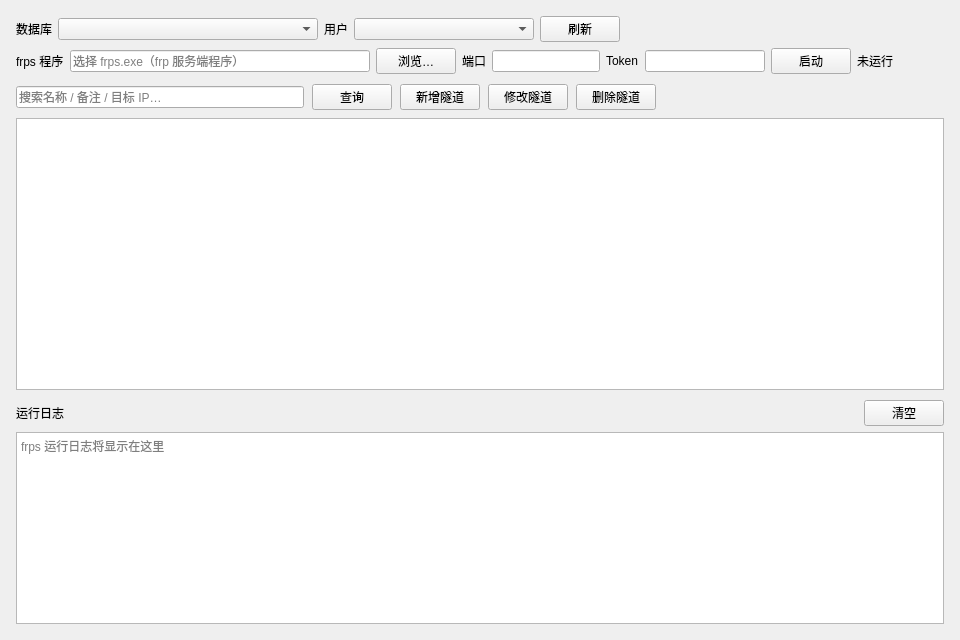
CCA8798/SimpleFrpPanel, file src/ServerTunnelPage.ui: the form before one commit.
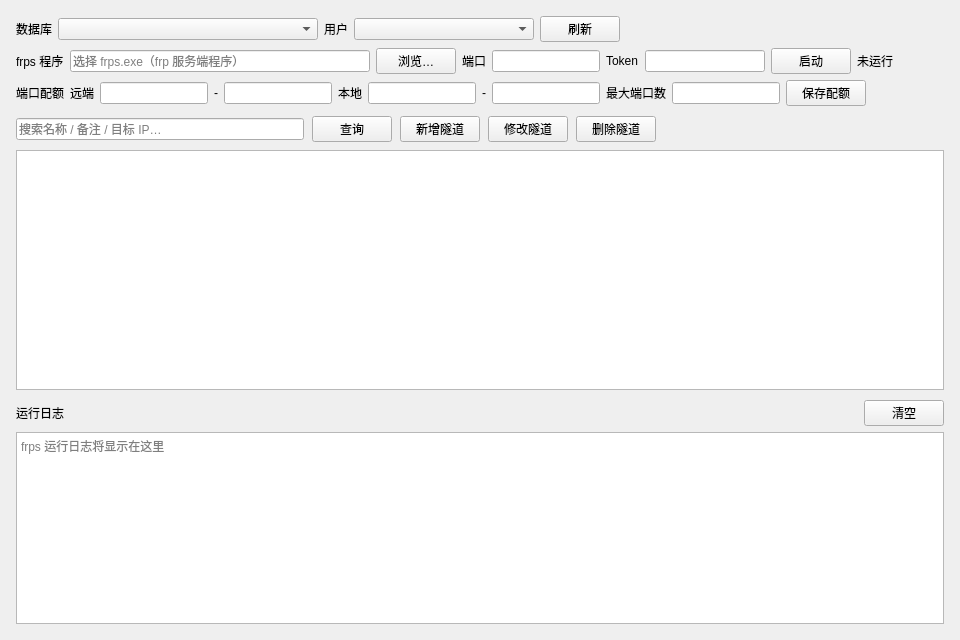
The form after the commit. Custom widgets are drawn as their Qt base class.

Commit message:
端口配额模型：服务端界定范围与上限，客户端在范围内自选端口
- users 表新增 5 个配额字段：远端端口范围/本地端口范围/最大端口数（默认 10000-60000/1024-65535/10），旧库自动 ALTER 迁移
- 隧道新增/修改在数据库层统一强制配额：端口越界拒绝、tcp/udp 数量超上限拒绝（禁用隧道不占用、http/https 不计入）
- 服务端隧道页新增端口配额行：按所选用户查看/编辑并保存，保存后自动重生成 frps 配置
- frps allowPorts 白名单改为按用户远端端口范围生成（start-end 范围条目）
- 17 项配额自测全部通过（默认值/越界/上限/禁用释放/http 不计入/范围白名单）

What changed in the file:
```diff
--- a/src/ServerTunnelPage.ui
+++ b/src/ServerTunnelPage.ui
@@ -203,6 +203,122 @@
         </item>
        </layout>
       </item>
+      <item>
+       <layout class="QHBoxLayout" name="quotaRow">
+        <item>
+         <widget class="QLabel" name="quotaLabel">
+          <property name="text">
+           <string>端口配额</string>
+          </property>
+         </widget>
+        </item>
+        <item>
+         <widget class="QLabel" name="remoteRangeLabel">
+          <property name="text">
+           <string>远端</string>
+          </property>
+         </widget>
+        </item>
+        <item>
+         <widget class="ElaLineEdit" name="remoteMinEdit">
+          <property name="minimumSize">
+           <size>
+            <width>60</width>
+            <height>0</height>
+           </size>
+          </property>
+         </widget>
+        </item>
+        <item>
+         <widget class="QLabel" name="remoteSepLabel">
+          <property name="text">
+           <string>-</string>
+          </property>
+         </widget>
+        </item>
+        <item>
+         <widget class="ElaLineEdit" name="remoteMaxEdit">
+          <property name="minimumSize">
+           <size>
+            <width>60</width>
+            <height>0</height>
+           </size>
+          </property>
+         </widget>
+        </item>
+        <item>
+         <widget class="QLabel" name="localRangeLabel">
+          <property name="text">
+           <string>本地</string>
+          </property>
+         </widget>
+        </item>
+        <item>
+         <widget class="ElaLineEdit" name="localMinEdit">
+          <property name="minimumSize">
+           <size>
+            <width>60</width>
+            <height>0</height>
+           </size>
+          </property>
+         </widget>
+        </item>
+        <item>
+         <widget class="QLabel" name="localSepLabel">
+          <property name="text">
+           <string>-</string>
+          </property>
+         </widget>
+        </item>
+        <item>
+         <widget class="ElaLineEdit" name="localMaxEdit">
+          <property name="minimumSize">
+           <size>
+            <width>60</width>
+            <height>0</height>
+           </size>
+          </property>
+         </widget>
+        </item>
+        <item>
+         <widget class="QLabel" name="maxCountLabel">
+          <property name="text">
+           <string>最大端口数</string>
+          </property>
+         </widget>
+        </item>
+        <item>
+         <widget class="ElaLineEdit" name="maxPortCountEdit">
+          <property name="minimumSize">
+           <size>
+            <width>60</width>
+            <height>0</height>
+           </size>
+          </property>
+         </widget>
+        </item>
+        <item>
+         <widget class="ElaPushButton" name="saveQuotaButton">
+          <property name="text">
+           <string>保存配额</string>
+          </property>
+         </widget>
+        </item>
+        <item>
+         <spacer name="quotaSpacer">
+          <property name="orientation">
+           <enum>Qt::Orientation::Horizontal</enum>
+          </property>
+          <property name="sizeHint" stdset="0">
+           <size>
+            <width>40</width>
+            <height>20</height>
+           </size>
+          </property>
+         </spacer>
+        </item>
+       </layout>
+      </item>
      </layout>
     </widget>
    </item>
```
The commit also changes 7 other files.
